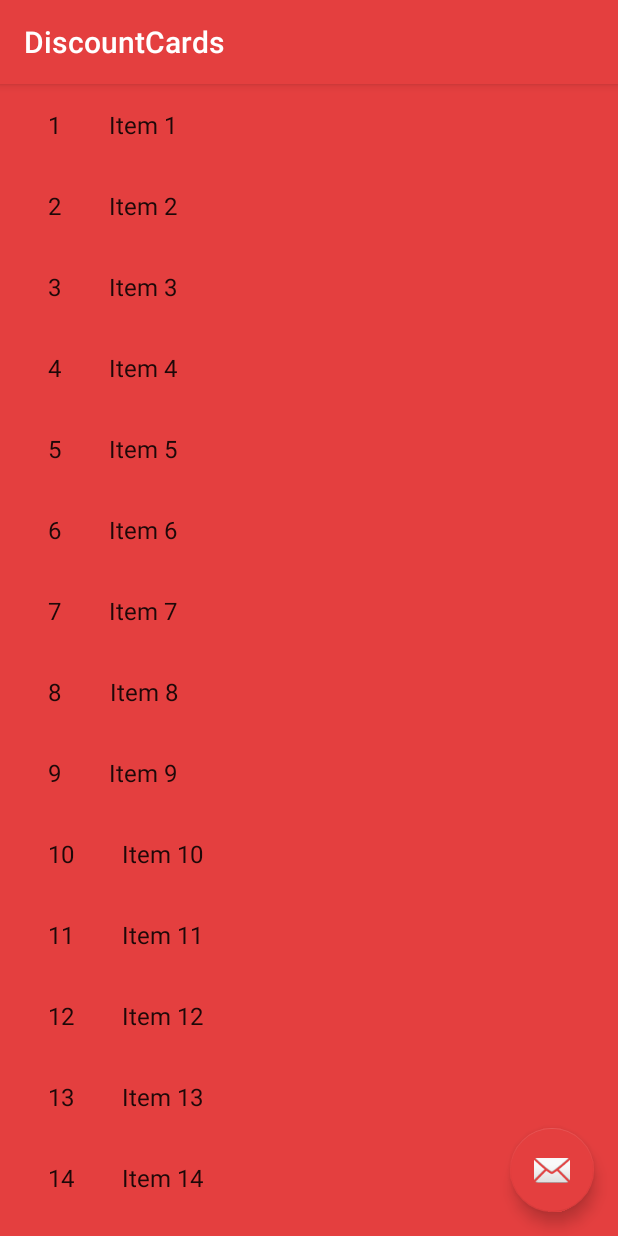
After one commit to Discounty/Discounty.android, an Android app: the DiscountCardListActivity screen opened directly, with no data from a screen before it, on a phone screen of 412 x 824 dp. The commit adds this screen. Run offline under Robolectric (Android 15) with nearby library versions, the phone set to English and light mode, and no system bars.

Commit message:
Add activity for single card

```diff
--- a/app/build.gradle
+++ b/app/build.gradle
@@ -62,6 +62,9 @@
     compile('com.github.afollestad.material-dialogs:core:0.8.5.3@aar') {
         transitive = true
     }
+    compile('com.crashlytics.sdk.android:crashlytics:2.5.5@aar') {
+        transitive = true;
+    }
     compile 'com.android.support:appcompat-v7:23.1.1'
     compile 'com.android.support:design:23.1.1'
     compile 'com.android.support:cardview-v7:23.1.1'
@@ -84,7 +87,4 @@
     compile 'com.amulyakhare:com.amulyakhare.textdrawable:1.0.1'
     compile 'com.github.lzyzsd.randomcolor:library:1.0.0'
     compile 'com.android.support:support-v4:23.1.1'
-    compile('com.crashlytics.sdk.android:crashlytics:2.5.5@aar') {
-        transitive = true;
-    }
 }
--- /dev/null
+++ b/app/src/main/java/discounty/com/activities/DiscountCardListActivity.java
@@ -0,0 +1,135 @@
+package discounty.com.activities;
+
+import android.content.Context;
+import android.content.Intent;
+import android.os.Bundle;
+import android.support.annotation.NonNull;
+import android.support.v7.app.AppCompatActivity;
+import android.support.v7.widget.LinearLayoutManager;
+import android.support.v7.widget.RecyclerView;
+import android.support.v7.widget.Toolbar;
+import android.support.design.widget.FloatingActionButton;
+import android.support.design.widget.Snackbar;
+import android.view.LayoutInflater;
+import android.view.View;
+import android.view.ViewGroup;
+import android.widget.TextView;
+
+import discounty.com.R;
+
+import discounty.com.activities.dummy.DummyContent;
+
+import java.util.List;
+
+/**
+ * An activity representing a list of DiscountCards. This activity
+ * has different presentations for handset and tablet-size devices. On
+ * handsets, the activity presents a list of items, which when touched,
+ * lead to a {@link DiscountCardDetailActivity} representing
+ * item details. On tablets, the activity presents the list of items and
+ * item details side-by-side using two vertical panes.
+ */
+public class DiscountCardListActivity extends AppCompatActivity {
+
+    /**
+     * Whether or not the activity is in two-pane mode, i.e. running on a tablet
+     * device.
+     */
+    private boolean mTwoPane;
+
+    @Override
+    protected void onCreate(Bundle savedInstanceState) {
+        super.onCreate(savedInstanceState);
+        setContentView(R.layout.activity_discountcard_list);
+
+        Toolbar toolbar = (Toolbar) findViewById(R.id.toolbar);
+        setSupportActionBar(toolbar);
+        toolbar.setTitle(getTitle());
+
+        FloatingActionButton fab = (FloatingActionButton) findViewById(R.id.fab);
+        fab.setOnClickListener(view -> Snackbar.make(view, "Replace with your own action", Snackbar.LENGTH_LONG)
+                .setAction("Action", null).show());
+
+        View recyclerView = findViewById(R.id.discountcard_list);
+        assert recyclerView != null;
+        setupRecyclerView((RecyclerView) recyclerView);
+
+        if (findViewById(R.id.discountcard_detail_container) != null) {
+            // The detail container view will be present only in the
+            // large-screen layouts (res/values-w900dp).
+            // If this view is present, then the
+            // activity should be in two-pane mode.
+            mTwoPane = true;
+        }
+    }
+
+    private void setupRecyclerView(@NonNull RecyclerView recyclerView) {
+        recyclerView.setAdapter(new SimpleItemRecyclerViewAdapter(DummyContent.ITEMS));
+    }
+
+    public class SimpleItemRecyclerViewAdapter
+            extends RecyclerView.Adapter<SimpleItemRecyclerViewAdapter.ViewHolder> {
+
+        private final List<DummyContent.DummyItem> mValues;
+
+        public SimpleItemRecyclerViewAdapter(List<DummyContent.DummyItem> items) {
+            mValues = items;
+        }
+
+        @Override
+        public ViewHolder onCreateViewHolder(ViewGroup parent, int viewType) {
+            View view = LayoutInflater.from(parent.getContext())
+                    .inflate(R.layout.discountcard_list_content, parent, false);
+            return new ViewHolder(view);
+        }
+
+        @Override
+        public void onBindViewHolder(final ViewHolder holder, int position) {
+            holder.mItem = mValues.get(position);
+            holder.mIdView.setText(mValues.get(position).id);
+            holder.mContentView.setText(mValues.get(position).content);
+
+            holder.mView.setOnClickListener(v -> {
+                if (mTwoPane) {
+                    Bundle arguments = new Bundle();
+                    arguments.putString(DiscountCardDetailFragment.ARG_ITEM_ID, holder.mItem.id);
+                    DiscountCardDetailFragment fragment = new DiscountCardDetailFragment();
+                    fragment.setArguments(arguments);
+                    getSupportFragmentManager().beginTransaction()
+                            .replace(R.id.discountcard_detail_container, fragment)
+                            .commit();
+                } else {
+                    Context context = v.getContext();
+                    Intent intent = new Intent(context, DiscountCardDetailActivity.class);
+                    intent.putExtra(DiscountCardDetailFragment.ARG_ITEM_ID, holder.mItem.id);
+
+                    context.startActivity(intent);
+                }
+            });
+        }
+
+        @Override
+        public int getItemCount() {
+            return mValues.size();
+        }
+
+        public class ViewHolder extends RecyclerView.ViewHolder {
+            public final View mView;
+            public final TextView mIdView;
+            public final TextView mContentView;
+            public DummyContent.DummyItem mItem;
+
+            public ViewHolder(View view) {
+                super(view);
+                mView = view;
+                mIdView = (TextView) view.findViewById(R.id.id);
+                mContentView = (TextView) view.findViewById(R.id.content);
+            }
+
+            @Override
+            public String toString() {
+                return super.toString() + " '" + mContentView.getText() + "'";
+            }
+        }
+    }
+}
--- a/app/src/main/java/discounty/com/activities/MainActivity.java
+++ b/app/src/main/java/discounty/com/activities/MainActivity.java
@@ -254,6 +254,8 @@
 
     public void startAddNewDiscountCardAction(View v) {
         onScan(v);
+//        Intent intent = new Intent(MainActivity.this, DiscountCardListActivity.class);
+//        startActivity(intent);
     }
 
     @Override
--- /dev/null
+++ b/app/src/main/java/discounty/com/activities/dummy/DummyContent.java
@@ -0,0 +1,72 @@
+package discounty.com.activities.dummy;
+
+import java.util.ArrayList;
+import java.util.HashMap;
+import java.util.List;
+import java.util.Map;
+
+/**
+ * Helper class for providing sample content for user interfaces created by
+ * Android template wizards.
+ * <p>
+ * TODO: Replace all uses of this class before publishing your app.
+ */
+public class DummyContent {
+
+    /**
+     * An array of sample (dummy) items.
+     */
+    public static final List<DummyItem> ITEMS = new ArrayList<DummyItem>();
+
+    /**
+     * A map of sample (dummy) items, by ID.
+     */
+    public static final Map<String, DummyItem> ITEM_MAP = new HashMap<String, DummyItem>();
+
+    private static final int COUNT = 25;
+
+    static {
+        // Add some sample items.
+        for (int i = 1; i <= COUNT; i++) {
+            addItem(createDummyItem(i));
+        }
+    }
+
+    private static void addItem(DummyItem item) {
+        ITEMS.add(item);
+        ITEM_MAP.put(item.id, item);
+    }
+
+    private static DummyItem createDummyItem(int position) {
+        return new DummyItem(String.valueOf(position), "Item " + position, makeDetails(position));
+    }
+
+    private static String makeDetails(int position) {
+        StringBuilder builder = new StringBuilder();
+        builder.append("Details about Item: ").append(position);
+        for (int i = 0; i < position; i++) {
+            builder.append("\nMore details information here.");
+        }
+        return builder.toString();
+    }
+
+    /**
+     * A dummy item representing a piece of content.
+     */
+    public static class DummyItem {
+        public final String id;
+        public final String content;
+        public final String details;
+
+        public DummyItem(String id, String content, String details) {
+            this.id = id;
+            this.content = content;
+            this.details = details;
+        }
+
+        @Override
+        public String toString() {
+            return content;
+        }
+    }
+}
--- /dev/null
+++ b/app/src/main/res/layout-w900dp/discountcard_list.xml
@@ -0,0 +1,38 @@
+<LinearLayout xmlns:android="http://schemas.android.com/apk/res/android"
+    xmlns:app="http://schemas.android.com/apk/res-auto"
+    xmlns:tools="http://schemas.android.com/tools"
+    android:layout_width="match_parent"
+    android:layout_height="match_parent"
+    android:layout_marginLeft="16dp"
+    android:layout_marginRight="16dp"
+    android:baselineAligned="false"
+    android:divider="?android:attr/dividerHorizontal"
+    android:orientation="horizontal"
+    android:showDividers="middle"
+    tools:context="discounty.com.activities.DiscountCardListActivity">
+
+    <!--
+    This layout is a two-pane layout for the DiscountCards
+    master/detail flow.
+
+    -->
+
+    <android.support.v7.widget.RecyclerView xmlns:android="http://schemas.android.com/apk/res/android"
+        xmlns:tools="http://schemas.android.com/tools"
+        android:id="@+id/discountcard_list"
+        android:name="discounty.com.activities.DiscountCardListFragment"
+        android:layout_width="@dimen/item_width"
+        android:layout_height="match_parent"
+        android:layout_marginLeft="16dp"
+        android:layout_marginRight="16dp"
+        app:layoutManager="LinearLayoutManager"
+        tools:context="discounty.com.activities.DiscountCardListActivity"
+        tools:listitem="@layout/discountcard_list_content" />
+
+    <FrameLayout
+        android:id="@+id/discountcard_detail_container"
+        android:layout_width="0dp"
+        android:layout_height="match_parent"
+        android:layout_weight="3" />
+
+</LinearLayout>
--- /dev/null
+++ b/app/src/main/res/layout/activity_discountcard_list.xml
@@ -0,0 +1,42 @@
+<?xml version="1.0" encoding="utf-8"?>
+<android.support.design.widget.CoordinatorLayout xmlns:android="http://schemas.android.com/apk/res/android"
+    xmlns:app="http://schemas.android.com/apk/res-auto"
+    xmlns:tools="http://schemas.android.com/tools"
+    android:layout_width="match_parent"
+    android:layout_height="match_parent"
+    android:fitsSystemWindows="true"
+    tools:context=".MainActivity">
+
+    <android.support.design.widget.AppBarLayout
+        android:id="@+id/app_bar"
+        android:layout_width="match_parent"
+        android:layout_height="wrap_content"
+        android:theme="@style/AppTheme.AppBarOverlay">
+
+        <android.support.v7.widget.Toolbar
+            android:id="@+id/toolbar"
+            android:layout_width="match_parent"
+            android:layout_height="?attr/actionBarSize"
+            app:popupTheme="@style/AppTheme.PopupOverlay" />
+
+    </android.support.design.widget.AppBarLayout>
+
+    <FrameLayout
+        android:id="@+id/frameLayout"
+        android:layout_width="match_parent"
+        android:layout_height="match_parent"
+        app:layout_behavior="@string/appbar_scrolling_view_behavior">
+
+        <include layout="@layout/discountcard_list" />
+    </FrameLayout>
+
+    <android.support.design.widget.FloatingActionButton
+        android:id="@+id/fab"
+        android:layout_width="wrap_content"
+        android:layout_height="wrap_content"
+        android:layout_gravity="bottom|end"
+        android:layout_margin="@dimen/fab_margin"
+        android:src="@android:drawable/ic_dialog_email" />
+
+
+</android.support.design.widget.CoordinatorLayout>
--- /dev/null
+++ b/app/src/main/res/layout/discountcard_list.xml
@@ -0,0 +1,13 @@
+<?xml version="1.0" encoding="utf-8"?>
+<android.support.v7.widget.RecyclerView xmlns:android="http://schemas.android.com/apk/res/android"
+    xmlns:app="http://schemas.android.com/apk/res-auto"
+    xmlns:tools="http://schemas.android.com/tools"
+    android:id="@+id/discountcard_list"
+    android:name="discounty.com.activities.DiscountCardListFragment"
+    android:layout_width="match_parent"
+    android:layout_height="match_parent"
+    android:layout_marginLeft="16dp"
+    android:layout_marginRight="16dp"
+    app:layoutManager="LinearLayoutManager"
+    tools:context="discounty.com.activities.DiscountCardListActivity"
+    tools:listitem="@layout/discountcard_list_content" />
--- /dev/null
+++ b/app/src/main/res/layout/discountcard_list_content.xml
@@ -0,0 +1,20 @@
+<?xml version="1.0" encoding="utf-8"?>
+<LinearLayout xmlns:android="http://schemas.android.com/apk/res/android"
+    android:layout_width="wrap_content"
+    android:layout_height="wrap_content"
+    android:orientation="horizontal">
+
+    <TextView
+        android:id="@+id/id"
+        android:layout_width="wrap_content"
+        android:layout_height="wrap_content"
+        android:layout_margin="@dimen/text_margin"
+        android:textAppearance="?attr/textAppearanceListItem" />
+
+    <TextView
+        android:id="@+id/content"
+        android:layout_width="wrap_content"
+        android:layout_height="wrap_content"
+        android:layout_margin="@dimen/text_margin"
+        android:textAppearance="?attr/textAppearanceListItem" />
+</LinearLayout>
--- a/app/src/main/res/values/dimens.xml
+++ b/app/src/main/res/values/dimens.xml
@@ -10,5 +10,8 @@
     <!-- ZXing-->
     <dimen name="standard_padding">8dip</dimen>
     <dimen name="half_padding">4dip</dimen>
+    <dimen name="app_bar_height">200dp</dimen>
+    <dimen name="item_width">200dp</dimen>
+    <dimen name="text_margin">16dp</dimen>
 
 </resources>
--- a/app/src/main/res/values/strings.xml
+++ b/app/src/main/res/values/strings.xml
@@ -156,5 +156,7 @@
 
 
     <string name="toast_crash">Crash report sent</string>
+    <string name="title_discountcard_list">DiscountCards</string>
+    <string name="title_discountcard_detail">DiscountCard Detail</string>
 
 </resources>
```
Also changed, not shown: app/src/main/AndroidManifest.xml (+16 -2 lines), app/src/main/java/discounty/com/activities/DiscountCardDetailActivity.java (added, +82 -0 lines), app/src/main/java/discounty/com/activities/DiscountCardDetailFragment.java (added, +83 -0 lines), app/src/main/java/discounty/com/adapters/DiscountCardsListAdapter.java (+17 -0 lines), app/src/main/res/layout/activity_discountcard_detail.xml (added, +57 -0 lines), app/src/main/res/layout/discountcard_detail.xml (added, +9 -0 lines), 1 other file.
